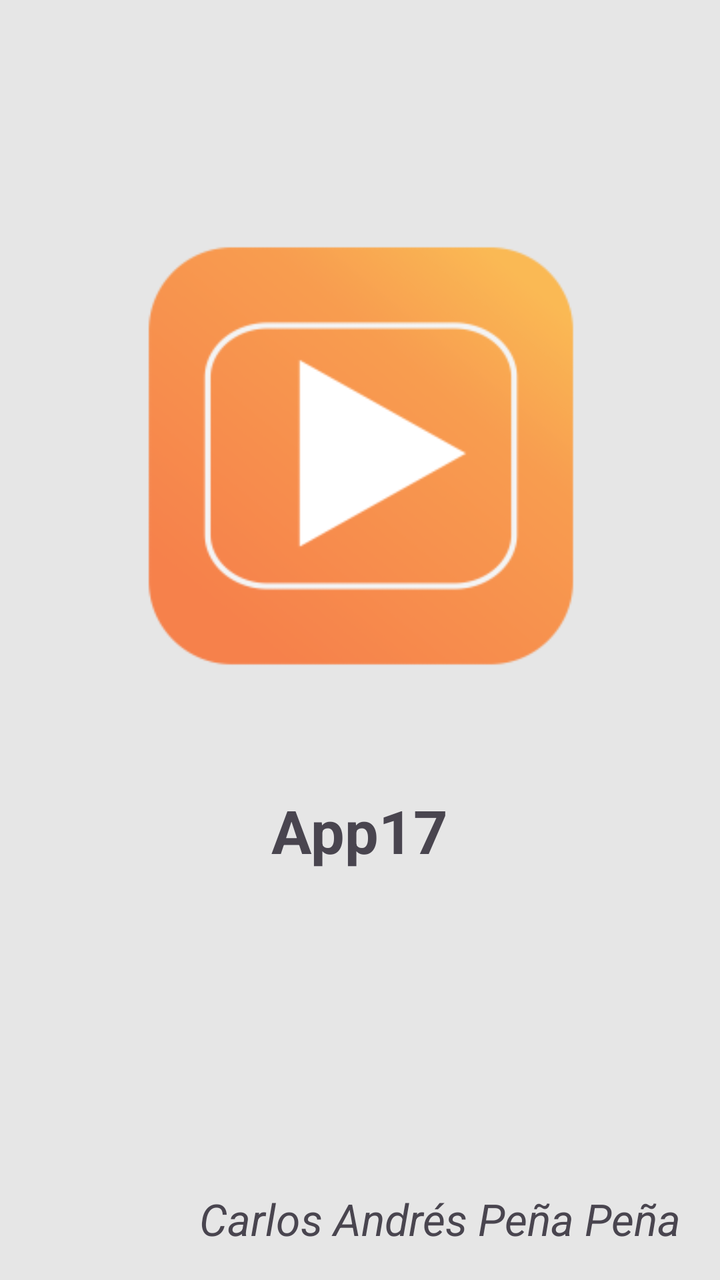
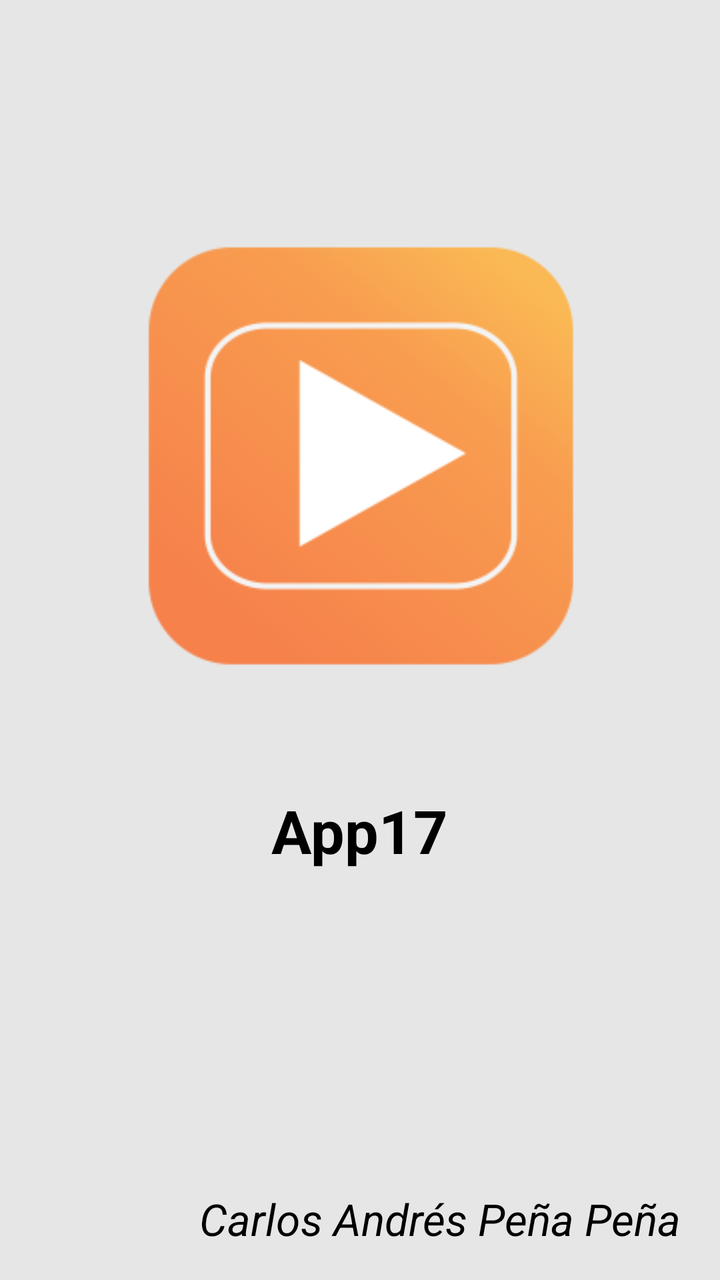

An Android layout rendered at two revisions. The XML below is the earlier revision; the diff shows what the commit changed to produce the second picture.
<!-- AndroidManifest.xml: application theme Theme.App17 -->
<!-- res/layout/activity_splash.xml -->
<?xml version="1.0" encoding="utf-8"?>
<LinearLayout xmlns:android="http://schemas.android.com/apk/res/android"
    xmlns:tools="http://schemas.android.com/tools"
    android:id="@+id/main"
    android:layout_width="match_parent"
    android:layout_height="match_parent"
    android:background="@color/backgroundApp"
    android:orientation="vertical"
    android:gravity="center_horizontal"
    tools:context=".inicio.app17_screensplash"
    android:fitsSystemWindows="true">

    <ImageView
        android:id="@+id/tv_bienvenida"
        android:layout_width="344dp"
        android:layout_height="295dp"
        android:layout_marginTop="80dp"
        android:src="@mipmap/ic_launcher_foreground" />

    <TextView
        android:id="@+id/txt_MsjBienvenida"
        android:layout_width="wrap_content"
        android:layout_height="wrap_content"
        android:layout_marginTop="20dp"
        android:text="@string/mensaje_bienvenida"
        android:textAlignment="center"
        android:textSize="30sp"
        android:textStyle="bold" />

    <View
        android:layout_width="match_parent"
        android:layout_height="0dp"
        android:layout_weight="1" />

    <TextView
        android:id="@+id/txt_myName"
        android:layout_width="wrap_content"
        android:layout_height="wrap_content"
        android:layout_gravity="end"
        android:layout_marginEnd="20dp"
        android:layout_marginBottom="16dp"
        android:text="@string/miNombre"
        android:textAlignment="textEnd"
        android:textSize="22sp"
        android:textStyle="italic" />

</LinearLayout>
<!-- resources referenced by this layout -->
<resources>
  <color name="backgroundApp">#E6E6E6</color>
  <!-- mipmap ic_launcher_foreground (drawable) -->
  <vector xmlns:android="http://schemas.android.com/apk/res/android"
      xmlns:aapt="http://schemas.android.com/aapt"
      android:width="108dp"
      android:height="108dp"
      android:viewportWidth="108"
      android:viewportHeight="108">
      <path android:pathData="M31,63.928c0,0 6.4,-11 12.1,-13.1c7.2,-2.6 26,-1.4 26,-1.4l38.1,38.1L107,108.928l-32,-1L31,63.928z">
          <aapt:attr name="android:fillColor">
              <gradient
                  android:endX="85.84757"
                  android:endY="92.4963"
                  android:startX="42.9492"
                  android:startY="49.59793"
                  android:type="linear">
                  <item
                      android:color="#44000000"
                      android:offset="0.0" />
                  <item
                      android:color="#00000000"
                      android:offset="1.0" />
              </gradient>
          </aapt:attr>
      </path>
      <path
          android:fillColor="#FFFFFF"
          android:fillType="nonZero"
          android:pathData="M65.3,45.828l3.8,-6.6c0.2,-0.4 0.1,-0.9 -0.3,-1.1c-0.4,-0.2 -0.9,-0.1 -1.1,0.3l-3.9,6.7c-6.3,-2.8 -13.4,-2.8 -19.7,0l-3.9,-6.7c-0.2,-0.4 -0.7,-0.5 -1.1,-0.3C38.8,38.328 38.7,38.828 38.9,39.228l3.8,6.6C36.2,49.428 31.7,56.028 31,63.928h46C76.3,56.028 71.8,49.428 65.3,45.828zM43.4,57.328c-0.8,0 -1.5,-0.5 -1.8,-1.2c-0.3,-0.7 -0.1,-1.5 0.4,-2.1c0.5,-0.5 1.4,-0.7 2.1,-0.4c0.7,0.3 1.2,1 1.2,1.8C45.3,56.528 44.5,57.328 43.4,57.328L43.4,57.328zM64.6,57.328c-0.8,0 -1.5,-0.5 -1.8,-1.2s-0.1,-1.5 0.4,-2.1c0.5,-0.5 1.4,-0.7 2.1,-0.4c0.7,0.3 1.2,1 1.2,1.8C66.5,56.528 65.6,57.328 64.6,57.328L64.6,57.328z"
          android:strokeWidth="1"
          android:strokeColor="#00000000" />
  </vector>
  <string name="mensaje_bienvenida">App17</string>
  <string name="miNombre">Carlos Andrés Peña Peña</string>
  <style name="Theme.App17" parent="Base.Theme.App17">
          <item name="colorPrimary">@color/backgroundApp</item>
      </style>
  <style name="Base.Theme.App17" parent="Theme.Material3.DayNight.NoActionBar">
          
          
      </style>
</resources>

<!-- the commit's change to res/layout/activity_splash.xml (unified diff, before → after) -->
@@ -25,7 +25,8 @@
         android:text="@string/mensaje_bienvenida"
         android:textAlignment="center"
         android:textSize="30sp"
-        android:textStyle="bold" />
+        android:textStyle="bold"
+        android:textColor="@color/black"/>
 
     <View
         android:layout_width="match_parent"
@@ -42,6 +43,7 @@
         android:text="@string/miNombre"
         android:textAlignment="textEnd"
         android:textSize="22sp"
-        android:textStyle="italic" />
+        android:textStyle="italic"
+        android:textColor="@color/black"/>
 
 </LinearLayout>
<!-- resource entries referenced after the edit -->
@@ -1,6 +1,7 @@
 <!-- resources referenced by this layout -->
 <resources>
   <color name="backgroundApp">#E6E6E6</color>
+  <color name="black">#FF000000</color>
   <!-- mipmap ic_launcher_foreground (drawable) -->
   <vector xmlns:android="http://schemas.android.com/apk/res/android"
       xmlns:aapt="http://schemas.android.com/aapt"
